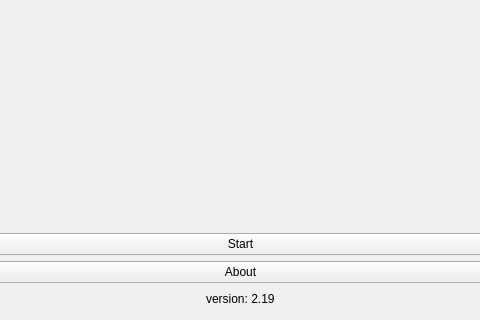
Vermont-EPSCoR/Macroinvertebrates, file views/homeview.ui: the form before one commit; both pictures show x 220 to 700 and y 290 to 610 of the 921 by 610 pixel window.
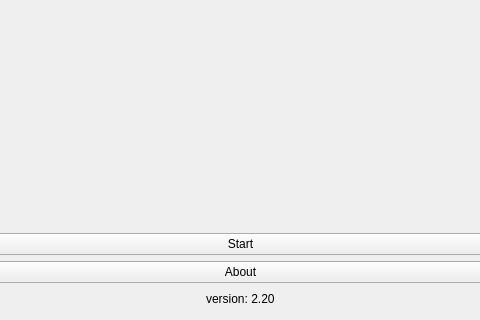
The form after the commit.

Diff of the .ui file:
```diff
--- a/views/homeview.ui
+++ b/views/homeview.ui
@@ -114,7 +114,7 @@
      <item>
       <widget class="QLabel" name="versionLabel">
        <property name="text">
-        <string>version: 2.19</string>
+        <string>version: 2.20</string>
        </property>
       </widget>
      </item>
```
